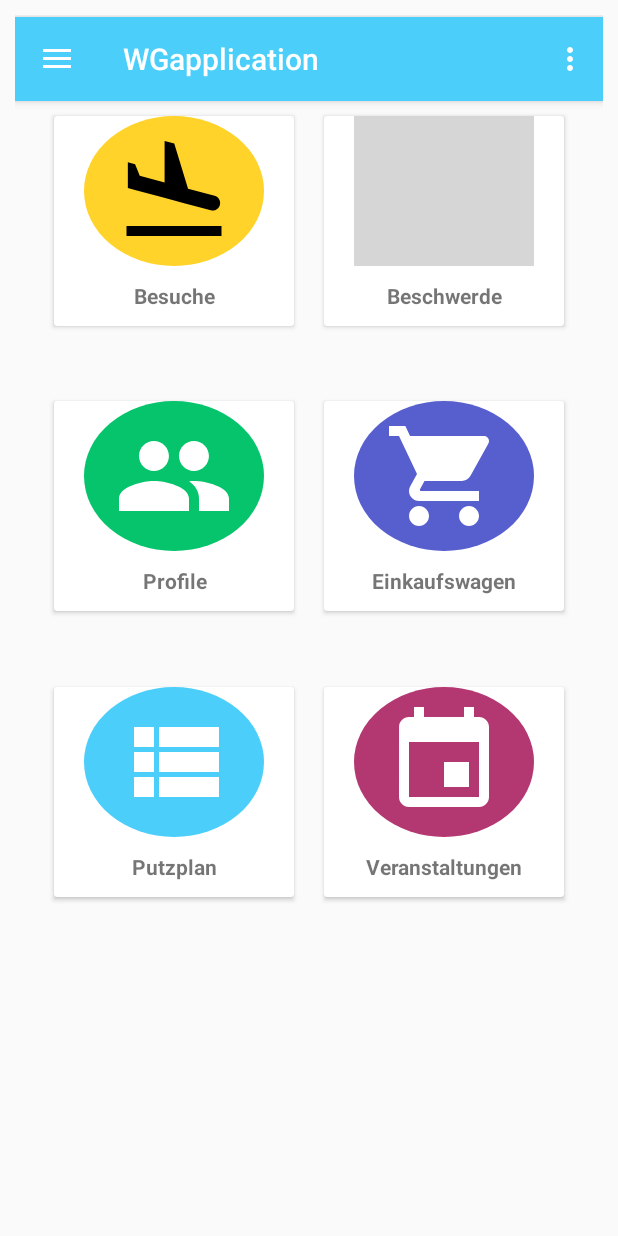
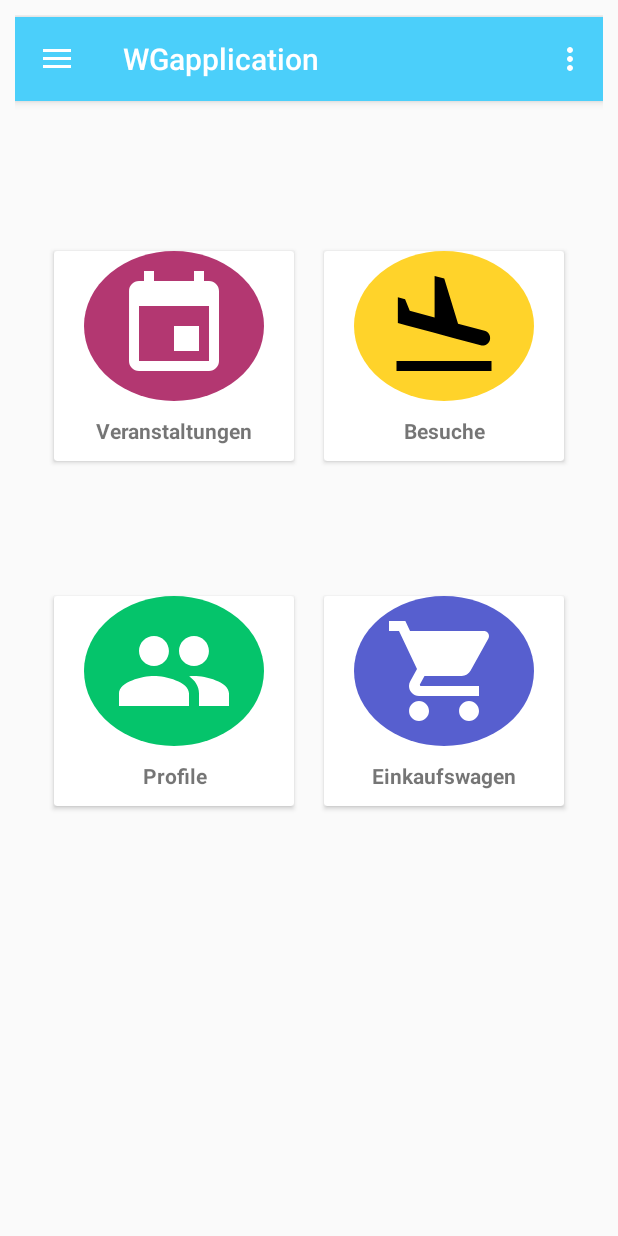
Before and after one commit to istmaghal/WGapplication, an Android app: the screen it shows after launch (MainActivity), on a phone screen of 412 x 824 dp. Run offline under Robolectric (Android 15) with nearby library versions, the phone set to English and light mode, and no system bars; grey boxes are pictures that could not be loaded.

```diff
--- a/app/src/main/java/com/example/wgapplication/BesuchDialog.java
+++ b/app/src/main/java/com/example/wgapplication/BesuchDialog.java
@@ -80,9 +80,7 @@ String beziehungsArt;
         data.putExtra( "monatBis",monatBis );
         data.putExtra( "jahrBis",jahrVon );
 
-setResult( RESULT_OK,data );
-
-
+        setResult( RESULT_OK,data );
         super.finish();
     }
 
--- a/app/src/main/java/com/example/wgapplication/MainActivity.java
+++ b/app/src/main/java/com/example/wgapplication/MainActivity.java
@@ -28,7 +28,7 @@ import java.util.Locale;
 
 public class MainActivity extends AppCompatActivity
         implements NavigationView.OnNavigationItemSelectedListener, View.OnClickListener {
-    private CardView besucheCard, beschwerdeCard, einkaufswagenCard, profileCard, putzplanCard, eventsCard;
+    private CardView besucheCard, einkaufswagenCard, profileCard, eventsCard;
 
     @Override
     protected void onCreate(Bundle savedInstanceState) {
@@ -37,18 +37,16 @@ public class MainActivity extends AppCompatActivity
 
         // hier werden die verschieden cards definiert
         besucheCard = (CardView) findViewById(R.id.besuche_card);
-        beschwerdeCard = (CardView) findViewById(R.id.beschwerde_card);
+
         einkaufswagenCard = (CardView) findViewById(R.id.einkaufswagen_card);
         profileCard = (CardView) findViewById(R.id.profile_card);
-        putzplanCard = (CardView) findViewById(R.id.putzplan_card);
+
         eventsCard = (CardView) findViewById(R.id.events_card);
 
         //click listner an cards hinfügen damit sie als button funktionieren
         besucheCard.setOnClickListener(this);
-        beschwerdeCard.setOnClickListener(this);
         einkaufswagenCard.setOnClickListener(this);
         profileCard.setOnClickListener(this);
-        putzplanCard.setOnClickListener(this);
         eventsCard.setOnClickListener(this);
 
         //settings für die Sprache
@@ -125,8 +123,6 @@ public class MainActivity extends AppCompatActivity
                 i = new Intent(this, BesuchControler.class);
                 startActivity(i);
                 break;
-            case R.id.beschwerde_card:
-                break;
             case R.id.events_card:
                 i = new Intent(this, Event_Kontroler.class);
                 startActivity(i);
@@ -134,8 +130,6 @@ public class MainActivity extends AppCompatActivity
             case R.id.einkaufswagen_card:
                 i = new Intent(this, Einkaufswagen.class);
                 startActivity(i);
-                break;
-            case R.id.putzplan_card:
                 break;
             case R.id.profile_card:
                 i = new Intent(this, ProfileControler.class);
--- a/app/src/main/res/layout/app_bar_main.xml
+++ b/app/src/main/res/layout/app_bar_main.xml
@@ -28,11 +28,51 @@
 
     </android.support.design.widget.AppBarLayout>
 
+    <android.support.v4.widget.Space
+        android:layout_width="1dp"
+        android:layout_height="90dp" />
+
+
     <LinearLayout
         android:layout_width="match_parent"
         android:layout_height="wrap_content"
         android:clipToPadding="false"
         android:gravity="center">
+
+
+        <android.support.v7.widget.CardView
+            android:id="@+id/events_card"
+            android:layout_width="160dp"
+            android:layout_height="140dp"
+            android:layout_margin="10dp">
+
+            <LinearLayout
+                android:layout_width="120dp"
+                android:layout_height="match_parent"
+                android:layout_gravity="center"
+                android:orientation="vertical">
+
+                <ImageView
+                    android:layout_width="match_parent"
+                    android:layout_height="100dp"
+                    android:background="@drawable/cerclebrackgroundfunschia"
+                    android:contentDescription="TODO"
+                    android:padding="10dp"
+                    android:src="@drawable/ic_event_black_24dp" />
+
+                <TextView
+                    android:layout_width="match_parent"
+                    android:layout_height="wrap_content"
+                    android:layout_marginTop="10dp"
+                    android:text="@string/veranstaltungen"
+                    android:textAlignment="center"
+                    android:textStyle="bold" />
+
+
+            </LinearLayout>
+
+        </android.support.v7.widget.CardView>
+
 
         <android.support.v7.widget.CardView
             android:id="@+id/besuche_card"
@@ -69,50 +109,11 @@
         </android.support.v7.widget.CardView>
 
 
-        <android.support.v7.widget.CardView
-            android:id="@+id/beschwerde_card"
-            android:layout_width="160dp"
-            android:layout_height="140dp"
-            android:layout_margin="10dp">
-
-            <LinearLayout
-                android:layout_width="120dp"
-                android:layout_height="match_parent"
-                android:layout_gravity="center"
-                android:orientation="vertical">
-
-                <ImageView
-                    android:layout_width="match_parent"
-                    android:layout_height="100dp"
-                    android:background="@drawable/cerclebackgroudred"
-                    android:contentDescription="TODO"
-                    android:padding="10dp"
-                    android:src="@drawable/ic_sentiment_dissatisfied_black_24dp" />
-
-                <TextView
-                    android:layout_width="match_parent"
-                    android:layout_height="wrap_content"
-                    android:layout_marginTop="10dp"
-                    android:text="@string/beschwerde"
-                    android:textAlignment="center"
-                    android:textStyle="bold" />
-
-
-            </LinearLayout>
-
-
-        </android.support.v7.widget.CardView>
-
-
     </LinearLayout>
-    <android.support.v4.widget.Space
-        android:layout_width="1dp"
-        android:layout_height="1dp" />
-
 
     <LinearLayout
         android:layout_width="match_parent"
-        android:layout_height="218dp"
+        android:layout_height="300dp"
         android:clipToPadding="false"
         android:gravity="center">
 
@@ -194,83 +195,6 @@
         android:layout_height="1dp" />
 
 
-    <LinearLayout
-        android:layout_width="match_parent"
-        android:layout_height="wrap_content"
-        android:clipToPadding="false"
-        android:gravity="center">
-
-        <android.support.v7.widget.CardView
-            android:id="@+id/putzplan_card"
-            android:layout_width="160dp"
-            android:layout_height="140dp"
-            android:layout_margin="10dp">
-
-            <LinearLayout
-                android:layout_width="120dp"
-                android:layout_height="match_parent"
-                android:layout_gravity="center"
-                android:orientation="vertical">
-
-                <ImageView
-                    android:layout_width="match_parent"
-                    android:layout_height="100dp"
-                    android:background="@drawable/cerclebackgroungblue"
-                    android:contentDescription="TODO"
-                    android:padding="10dp"
-                    android:src="@drawable/ic_view_list_black_24dp" />
-
-                <TextView
-                    android:layout_width="match_parent"
-                    android:layout_height="wrap_content"
-                    android:layout_marginTop="10dp"
-                    android:text="@string/putzplan"
-                    android:textAlignment="center"
-                    android:textStyle="bold" />
-
-
-            </LinearLayout>
-
-
-        </android.support.v7.widget.CardView>
-
-
-        <android.support.v7.widget.CardView
-            android:id="@+id/events_card"
-            android:layout_width="160dp"
-            android:layout_height="140dp"
-            android:layout_margin="10dp">
-
-            <LinearLayout
-                android:layout_width="120dp"
-                android:layout_height="match_parent"
-                android:layout_gravity="center"
-                android:orientation="vertical">
-
-                <ImageView
-                    android:layout_width="match_parent"
-                    android:layout_height="100dp"
-                    android:background="@drawable/cerclebrackgroundfunschia"
-                    android:contentDescription="TODO"
-                    android:padding="10dp"
-                    android:src="@drawable/ic_event_black_24dp" />
-
-                <TextView
-                    android:layout_width="match_parent"
-                    android:layout_height="wrap_content"
-                    android:layout_marginTop="10dp"
-                    android:text="@string/veranstaltungen"
-                    android:textAlignment="center"
-                    android:textStyle="bold" />
-
-
-            </LinearLayout>
-
-
-        </android.support.v7.widget.CardView>
-
-
-    </LinearLayout>
     <android.support.v4.widget.Space
         android:layout_width="1dp"
         android:layout_height="1dp" />
```
Also changed, not shown: app/src/main/java/com/example/wgapplication/BesuchControler.java (+116 -8 lines), app/src/main/java/com/example/wgapplication/DatePickerFragment.java (+4 -4 lines), app/src/main/java/com/example/wgapplication/Einkaufswagen.java (+3 -7 lines), app/src/main/java/com/example/wgapplication/Event_Kontroler.java (+6 -6 lines).
